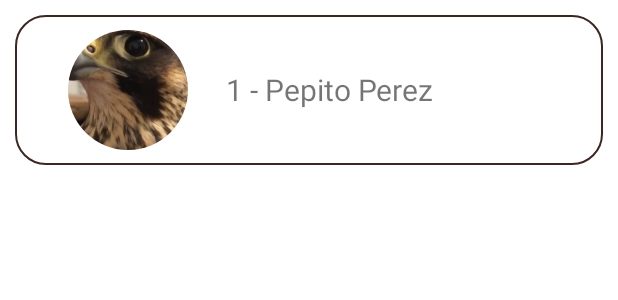
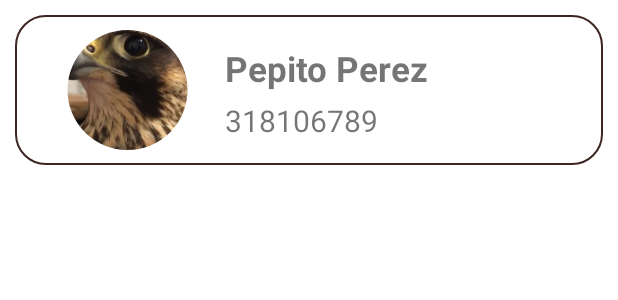
Before and after one commit to Franalvarezfx/mi-app-android, an Android app: the layout contact_list_row.xml on its own in the app's theme, with its tools: preview values and no code run, on a phone screen of 412 x 824 dp. Shown: the top 300 px of the screen. Run offline under Robolectric (Android 15) with nearby library versions, the phone set to English and light mode, and no system bars.

Commit message:
Agrega uso de objetos en el listView

```diff
--- a/app/src/main/java/com/misiontic/holaca/model/Persona.java
+++ b/app/src/main/java/com/misiontic/holaca/model/Persona.java
@@ -70,7 +70,7 @@ public class Persona {
 
     }
 
-    public Persona(String nombres, String apellidos, String direccion, String telefono, String fecha_nacimiento, String foto) {
+    public Persona (String nombres, String apellidos, String direccion, String telefono, String fecha_nacimiento, String foto) {
         this.nombres = nombres;
         this.apellidos = apellidos;
         this.direccion = direccion;
--- a/app/src/main/res/layout/contact_list_row.xml
+++ b/app/src/main/res/layout/contact_list_row.xml
@@ -19,14 +19,33 @@
             android:layout_weight="1"
             android:src="@drawable/ave" />
 
-        <TextView
-            android:id="@+id/tvContactName"
-            android:layout_width="500dp"
-            android:layout_height="match_parent"
-            android:layout_weight="2"
-            android:gravity="center_vertical"
-            android:textSize="20sp"
-            android:text="1 - Pepito Perez" />
+        <LinearLayout
+            android:layout_weight="1"
+            android:layout_width="match_parent"
+            android:layout_height="wrap_content"
+            android:orientation="vertical">
+
+            <TextView
+                android:id="@+id/tvContactName"
+                android:layout_width="match_parent"
+                android:layout_height="match_parent"
+                android:gravity="center_vertical"
+                android:textSize="23sp"
+                android:textStyle="bold"
+                android:layout_marginTop="10dp"
+                android:text="Pepito Perez" />
+
+            <TextView
+                android:id="@+id/tvContactPhone"
+                android:textSize="20sp"
+                android:layout_marginTop="5dp"
+                android:layout_width="match_parent"
+                android:layout_height="wrap_content"
+                android:text="318106789" />
+
+        </LinearLayout>
+
+
 
     </LinearLayout>
 
```
Also changed, not shown: app/src/main/java/com/misiontic/holaca/ScrollActivity.java (+12 -2 lines), app/src/main/java/com/misiontic/holaca/listviews/ContactListViewAdapter.java (+11 -4 lines).
